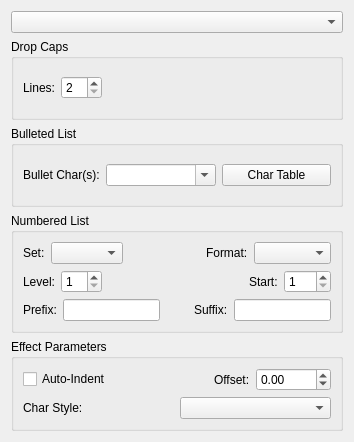
First picture: the form in scribus/ui/propertywidget_pareffectbase.ui, repository scribusproject/scribus, before the edit.
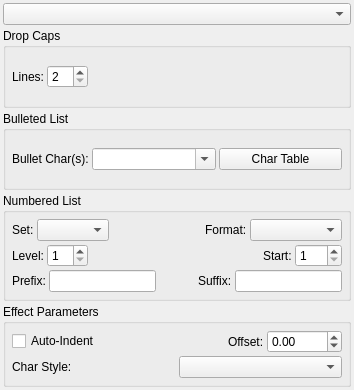
Second picture: the form after the edit. Custom widgets are drawn as their Qt base class.

Commit message: #16494: Unify margins and spacing for properties palette, set 3 <bubu>

The edit to the form file:
```diff
--- a/scribus/ui/propertywidget_pareffectbase.ui
+++ b/scribus/ui/propertywidget_pareffectbase.ui
@@ -7,13 +7,28 @@
     <x>0</x>
     <y>0</y>
     <width>354</width>
-    <height>442</height>
+    <height>390</height>
    </rect>
   </property>
   <property name="windowTitle">
    <string notr="true">Form</string>
   </property>
   <layout class="QVBoxLayout" name="verticalLayout">
+   <property name="spacing">
+    <number>3</number>
+   </property>
+   <property name="leftMargin">
+    <number>3</number>
+   </property>
+   <property name="topMargin">
+    <number>3</number>
+   </property>
+   <property name="rightMargin">
+    <number>3</number>
+   </property>
+   <property name="bottomMargin">
+    <number>3</number>
+   </property>
    <item>
     <widget class="QComboBox" name="peCombo"/>
    </item>
@@ -23,6 +38,21 @@
       <string>Drop Caps</string>
      </property>
      <layout class="QHBoxLayout" name="horizontalLayout">
+      <property name="spacing">
+       <number>3</number>
+      </property>
+      <property name="leftMargin">
+       <number>6</number>
+      </property>
+      <property name="topMargin">
+       <number>6</number>
+      </property>
+      <property name="rightMargin">
+       <number>6</number>
+      </property>
+      <property name="bottomMargin">
+       <number>6</number>
+      </property>
       <item>
        <widget class="QLabel" name="dropCapLinesLabel">
         <property name="toolTip">
@@ -62,6 +92,21 @@
       <string>Bulleted List</string>
      </property>
      <layout class="QGridLayout" name="gridLayout_3">
+      <property name="leftMargin">
+       <number>6</number>
+      </property>
+      <property name="topMargin">
+       <number>6</number>
+      </property>
+      <property name="rightMargin">
+       <number>6</number>
+      </property>
+      <property name="bottomMargin">
+       <number>6</number>
+      </property>
+      <property name="spacing">
+       <number>3</number>
+      </property>
       <item row="0" column="1">
        <widget class="QComboBox" name="bulletStrEdit">
         <property name="sizePolicy">
@@ -119,8 +164,26 @@
       <string>Numbered List</string>
      </property>
      <layout class="QGridLayout" name="gridLayout_2">
+      <property name="leftMargin">
+       <number>6</number>
+      </property>
+      <property name="topMargin">
+       <number>6</number>
+      </property>
+      <property name="rightMargin">
+       <number>6</number>
+      </property>
+      <property name="bottomMargin">
+       <number>6</number>
+      </property>
+      <property name="spacing">
+       <number>3</number>
+      </property>
       <item row="3" column="0" colspan="2">
        <layout class="QHBoxLayout" name="horizontalLayout_2">
+        <property name="spacing">
+         <number>3</number>
+        </property>
         <item>
          <widget class="QLabel" name="numLevelLabel">
           <property name="text">
@@ -172,6 +235,9 @@
       </item>
       <item row="0" column="0" colspan="2">
        <layout class="QHBoxLayout" name="horizontalLayout_3">
+        <property name="spacing">
+         <number>3</number>
+        </property>
         <item>
          <widget class="QLabel" name="numComboLabel">
           <property name="text">
@@ -223,6 +289,9 @@
       </item>
       <item row="4" column="0" colspan="2">
        <layout class="QHBoxLayout" name="horizontalLayout_4">
+        <property name="spacing">
+         <number>3</number>
+        </property>
         <item>
          <widget class="QLabel" name="numPrefixLabel">
           <property name="text">
@@ -273,6 +342,21 @@
       <string>Effect Parameters</string>
      </property>
      <layout class="QGridLayout" name="gridLayout_4">
+      <property name="leftMargin">
+       <number>6</number>
+      </property>
+      <property name="topMargin">
+       <number>6</number>
+      </property>
+      <property name="rightMargin">
+       <number>6</number>
+      </property>
+      <property name="bottomMargin">
+       <number>6</number>
+      </property>
+      <property name="spacing">
+       <number>3</number>
+      </property>
       <item row="6" column="0">
        <widget class="QLabel" name="peCharStyleLabel">
         <property name="text">
@@ -292,6 +376,9 @@
       </item>
       <item row="1" column="0" colspan="2">
        <layout class="QHBoxLayout" name="horizontalLayout_5">
+        <property name="spacing">
+         <number>3</number>
+        </property>
         <item>
          <widget class="QCheckBox" name="peIndent">
           <property name="text">
```
The commit also changes 19 other files.
